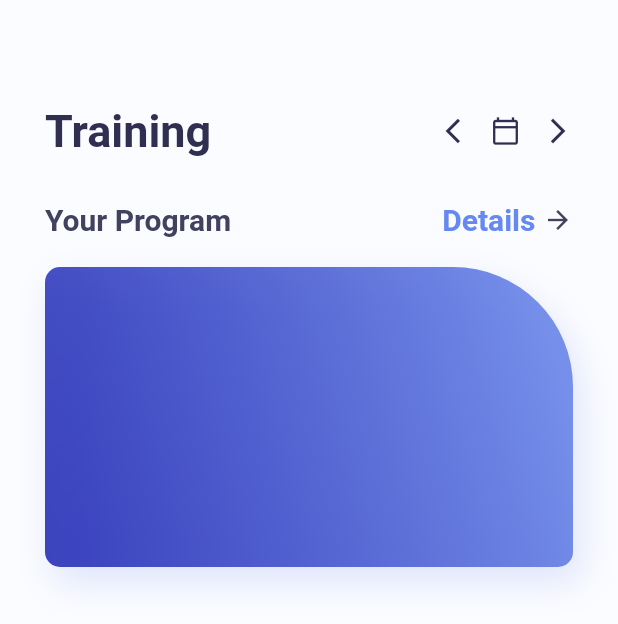
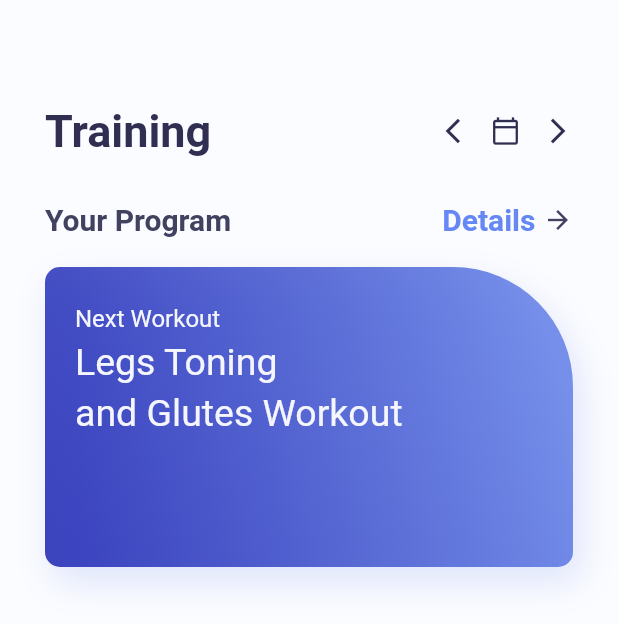
Before and after one commit to amarukael/training, a Flutter app: the screen it shows after launch, on a phone screen of 412 x 824 dp. Shown: the top 624 px of the screen. Run offline on Flutter 3.47's test engine with Material 2 defaults, Android fonts, the phone set to English and light mode, and no system bars.

Commit message:
new workout

```diff
--- a/lib/home_page.dart
+++ b/lib/home_page.dart
@@ -1,7 +1,5 @@
 import 'package:flutter/material.dart';
 import 'package:training/colors.dart' as color;
-import 'package:flutter/src/foundation/key.dart';
-import 'package:flutter/src/widgets/framework.dart';
 
 class HomePage extends StatefulWidget {
   const HomePage({Key? key}) : super(key: key);
@@ -87,18 +85,57 @@ class _HomePageState extends State<HomePage> {
                   begin: Alignment.bottomLeft,
                   end: Alignment.centerRight,
                 ),
-                borderRadius: BorderRadius.only(
+                borderRadius: const BorderRadius.only(
                     topLeft: Radius.circular(10),
                     bottomLeft: Radius.circular(10),
                     bottomRight: Radius.circular(10),
                     topRight: Radius.circular(80)),
                 boxShadow: [
                   BoxShadow(
-                    offset: Offset(5, 10),
+                    offset: const Offset(5, 10),
                     blurRadius: 20,
                     color: color.AppColor.gradientSecond.withOpacity(0.2),
                   )
                 ],
+              ),
+              child: Container(
+                padding: const EdgeInsets.only(
+                  top: 25,
+                  left: 20,
+                  right: 20,
+                ),
+                child: Column(
+                  crossAxisAlignment: CrossAxisAlignment.start,
+                  children: [
+                    Text(
+                      "Next Workout",
+                      style: TextStyle(
+                        fontSize: 16,
+                        color: color.AppColor.homePageContainerTextSmall,
+                      ),
+                    ),
+                    SizedBox(
+                      height: 5,
+                    ),
+                    Text(
+                      "Legs Toning",
+                      style: TextStyle(
+                        fontSize: 25,
+                        color: color.AppColor.homePageContainerTextSmall,
+                      ),
+                    ),
+                    SizedBox(
+                      height: 5,
+                    ),
+                    Text(
+                      "and Glutes Workout",
+                      style: TextStyle(
+                        fontSize: 25,
+                        color: color.AppColor.homePageContainerTextSmall,
+                      ),
+                    )
+                  ],
+                ),
               ),
             )
           ],
--- a/lib/main.dart
+++ b/lib/main.dart
@@ -16,7 +16,7 @@ class MyApp extends StatelessWidget {
       theme: ThemeData(
         primarySwatch: Colors.blue,
       ),
-      home: HomePage(),
+      home: const HomePage(),
     );
   }
 }
```
